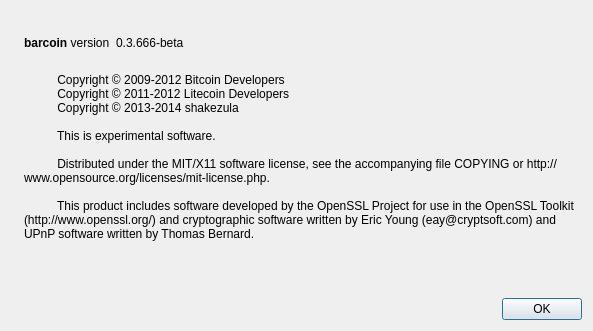
Above: src/qt/forms/aboutdialog.ui from cardswin2005/nlocoin before the change. Below: the same form after it.
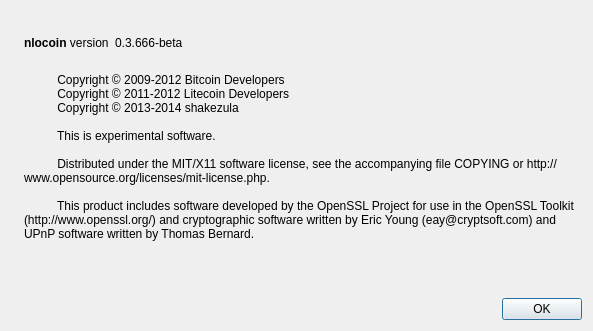
That is the form after the change. Icons and pictures are not drawn.

Patch:
```diff
--- a/src/qt/forms/aboutdialog.ui
+++ b/src/qt/forms/aboutdialog.ui
@@ -50,7 +50,7 @@
           <cursorShape>IBeamCursor</cursorShape>
          </property>
          <property name="text">
-          <string>&lt;b&gt;barcoin&lt;/b&gt; version</string>
+          <string>&lt;b&gt;nlocoin&lt;/b&gt; version</string>
          </property>
          <property name="textInteractionFlags">
           <set>Qt::LinksAccessibleByMouse|Qt::TextSelectableByKeyboard|Qt::TextSelectableByMouse</set>
```
Left out of the diff: 2 changed lines with no effect on the pictures.
